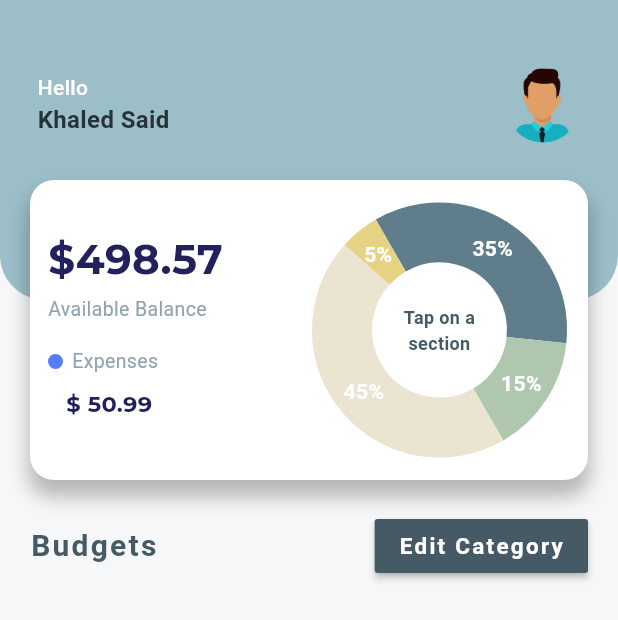
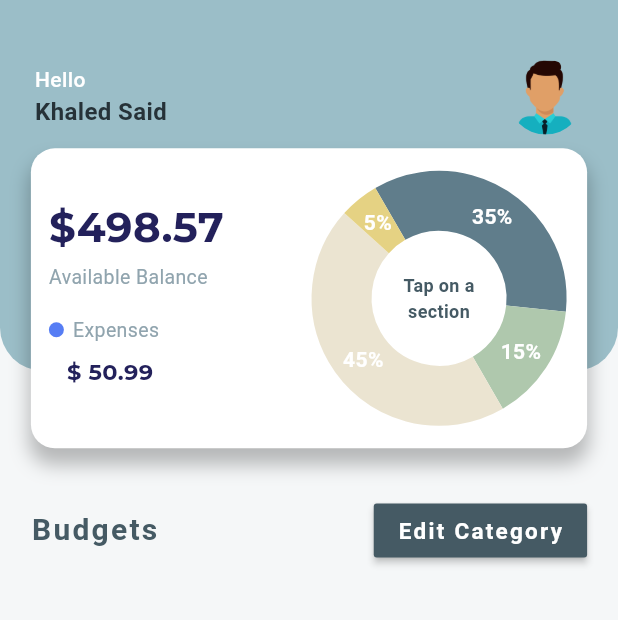
Before and after one commit to smkhaled1998/Budgetly, a Flutter app: the screen it shows after launch, on a phone screen of 412 x 824 dp. Shown: the top 620 px of the screen. Run offline on Flutter 3.47's test engine with Material 3 defaults, Android fonts, the phone set to English and light mode, and no system bars; drawn by our look-alikes of fl_chart; our stand-ins replace dartz, flutter_bloc, flutter_colorpicker, gap, google_fonts, sqflite; missing offline and left inert: expressions, spincircle_bottom_bar; accounts and stored records are empty; Roboto replaces fonts that are missing (Abel).

Commit message:
applu Responsive

```diff
--- /dev/null
+++ b/lib/core/util/responsive.dart
@@ -0,0 +1,30 @@
+import 'package:flutter/widgets.dart';
+
+class Responsive {
+  static late double screenWidth;
+  static late double screenHeight;
+
+  // إعداد أبعاد الشاشة
+  static void init(BuildContext context) {
+    final size = MediaQuery.of(context).size;
+    screenWidth = size.width;
+    screenHeight = size.height;
+  }
+
+  // حساب النسبة بناءً على العرض
+  static double width(double percentage) {
+    return screenWidth * percentage / 100;
+  }
+
+  // حساب النسبة بناءً على الارتفاع
+  static double height(double percentage) {
+    return screenHeight * percentage / 100;
+  }
+
+  // حساب حجم الخط بناءً على أصغر بُعد (عرض أو ارتفاع)
+  static double fontSize(double percentage) {
+    return (screenWidth < screenHeight ? screenWidth : screenHeight) *
+        percentage /
+        100;
+  }
+}
--- a/lib/features/category/domain/usecases/delete_category_data_usecase.dart
+++ b/lib/features/category/domain/usecases/delete_category_data_usecase.dart
@@ -7,13 +7,13 @@ import '../repositories/category_repository.dart';
 
 class DeleteCategoryDataUseCase{
 
-  final CategoryRepository budgetRepository;
+  final CategoryRepository categoryRepository;
   final int categoryId;
 
-  DeleteCategoryDataUseCase(this.categoryId, {required this.budgetRepository});
+  DeleteCategoryDataUseCase( {required this.categoryId,required this.categoryRepository});
 
-  Future <Either<Failure,Unit>> call()async{
+  Future <Either<Failure,Unit>> call(categoryId)async{
 
-    return await budgetRepository.deleteCategoryData( categoryId);
+    return await categoryRepository.deleteCategoryData(categoryId);
   }
 }
--- a/lib/features/category/presentation/cubit/category_states.dart
+++ b/lib/features/category/presentation/cubit/category_states.dart
@@ -22,6 +22,13 @@ class CategoryUpdateErrorState extends CategoryStates {
   CategoryUpdateErrorState(this.message);
 }
 
+/// States for handling category Delete
+class CategoryDeleteLoadingState extends CategoryStates {}
+class CategoryDeletedState extends CategoryStates {}
+class CategoryDeleteErrorState extends CategoryStates {
+  final String message;
+  CategoryDeleteErrorState(this.message);
+}
 /// States for handling category retrieval
 class GetCategoryDataLoadingState extends CategoryStates {}
 class GetCategoryDataSuccessState extends CategoryStates {
--- a/lib/features/category/presentation/screens/explore_screen.dart
+++ b/lib/features/category/presentation/screens/explore_screen.dart
@@ -1,3 +1,4 @@
+import 'package:budget_buddy/core/util/responsive.dart';
 import 'package:flutter/cupertino.dart';
 import 'package:flutter/material.dart';
 import 'package:flutter/widgets.dart';
@@ -17,7 +18,7 @@ class ExploreScreen extends StatelessWidget {
   Widget build(BuildContext context) {
     return BlocProvider<CategoryCubit>(
       create: (context)=>CategoryCubit()..getBudgetCategories(),
-      child: const Scaffold(
+      child:  Scaffold(
         backgroundColor: Color(0xFFF5F7F8),
         body: Column(
           // padding: EdgeInsets.zero,
@@ -27,11 +28,11 @@ class ExploreScreen extends StatelessWidget {
               child: SingleChildScrollView(
 
                 child: Padding(
-                  padding: EdgeInsets.symmetric(horizontal: 20),
+                  padding: EdgeInsets.symmetric(horizontal:Responsive.width(5)),
                   child: Column(
                     children: [
                       CategoryEditActionRow(),
-                      SizedBox(height: 10),
+                      SizedBox(height: Responsive.height(2)),
                       BudgetCategoriesListExploreScreen(),
                     ],
                   ),
--- a/lib/features/category/presentation/widgets/explore_screen/category_edit_action_row.dart
+++ b/lib/features/category/presentation/widgets/explore_screen/category_edit_action_row.dart
@@ -35,7 +35,6 @@ class CategoryEditActionRow extends StatelessWidget {
                 ),
               ),
             );
-            print("BudgetCategoryManager is pressed");
           },
           color: AppColor.accentColor,
           child: Text(
--- a/lib/features/category/presentation/widgets/explore_screen/header_widget.dart
+++ b/lib/features/category/presentation/widgets/explore_screen/header_widget.dart
@@ -1,8 +1,7 @@
-import 'dart:math';
 
 import 'package:budget_buddy/core/themes/app_color.dart';
+import 'package:budget_buddy/core/util/responsive.dart';
 import 'package:budget_buddy/features/category/presentation/widgets/explore_screen/pie_chart_card_widget.dart';
-import 'package:fl_chart/fl_chart.dart';
 import 'package:flutter/cupertino.dart';
 import 'package:flutter/material.dart';
 import 'package:flutter/widgets.dart';
@@ -13,36 +12,31 @@ class HeaderWidget extends StatelessWidget {
   @override
   Widget build(BuildContext context) {
     return SizedBox(
-      height: 340,
+      height: Responsive.height(40),
       child: Stack(
         children: [
           Container(
-            height: 200,
-            decoration: const BoxDecoration(
-                // gradient: LinearGradient(
-                //   colors: [
-                //     AppColor.primaryColor,
-                //     AppColor.accentColor,
-                //   ],
-                //   begin: Alignment.topLeft,
-                //   end: Alignment.bottomRight,
-                // ),
-                color: Color(0xFF9BBEC8),
-                borderRadius: BorderRadius.only(
-                    bottomLeft: Radius.circular(30),
-                    bottomRight: Radius.circular(30))),
+            height: Responsive.height(30), // 30% من ارتفاع الشاشة
+            decoration:  BoxDecoration(
+              color: Color(0xFF9BBEC8),
+              borderRadius: BorderRadius.only(
+                bottomLeft: Radius.circular(Responsive.width(7)),
+                bottomRight: Radius.circular(Responsive.width(7)),
+              ),
+            ),
           ),
-          const Positioned(
-              top: 30,
-              right: 10,
-              left: 10,
-              child: AppBarRow()),
-          const Positioned(
-              top: 120,
-              right: 20,
-              left: 20,
-              child: PieChartCardWidget())
-
+          Positioned(
+            top: Responsive.height(3), // 3% من ارتفاع الشاشة
+            right: Responsive.width(2), // 2% من عرض الشاشة
+            left: Responsive.width(2), // 2% من عرض الشاشة
+            child: const AppBarRow(),
+          ),
+          Positioned(
+            top: Responsive.height(12), // 12% من ارتفاع الشاشة
+            right: Responsive.width(5), // 5% من عرض الشاشة
+            left: Responsive.width(5), // 5% من عرض الشاشة
+            child: const PieChartCardWidget(),
+          ),
         ],
       ),
     );
--- a/lib/main.dart
+++ b/lib/main.dart
@@ -1,3 +1,4 @@
+import 'package:budget_buddy/core/util/responsive.dart';
 import 'package:budget_buddy/features/expense_entry/presentation/cubit/expense_entery_cubit.dart';
 import 'package:flutter/material.dart';
 import 'package:flutter_bloc/flutter_bloc.dart';
@@ -30,7 +31,12 @@ class MyApp extends StatelessWidget {
         colorScheme: ColorScheme.fromSeed(seedColor: Colors.indigo),
         useMaterial3: true,
       ),
-      home:    MainNavigator(),
+      home:    Builder(
+        builder: (context) {
+          Responsive.init(context);
+          return MainNavigator();
+        }
+      ),
     );
   }
 }
```
Also changed, not shown: lib/features/category/presentation/cubit/category_cubit.dart (+22 -0 lines), lib/features/category/presentation/screens/categories_manager_screen.dart (+36 -25 lines).
